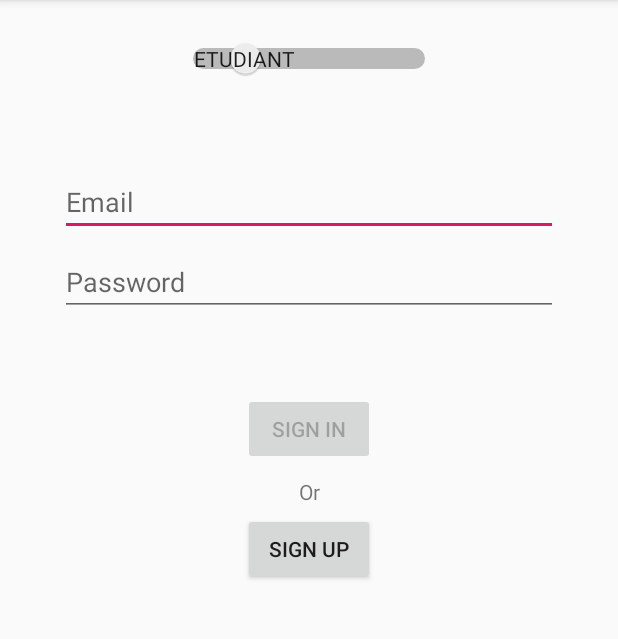
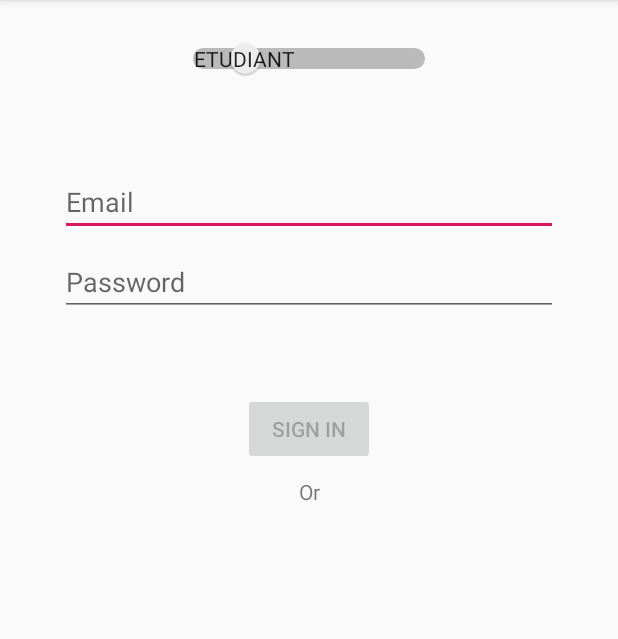
Before and after one commit to c2-bey-2019/GLG204, an Android app: the screen it shows after launch (LoginActivity), on a phone screen of 412 x 824 dp, the part 84-723 px from its top. Run offline under Robolectric (Android 15) with nearby library versions, the phone set to English and light mode, and no system bars.

Commit message:
Update activity_login.xml

```diff
--- a/CNAMEtudiantAPP/app/src/main/res/layout/activity_login.xml
+++ b/CNAMEtudiantAPP/app/src/main/res/layout/activity_login.xml
@@ -111,19 +111,5 @@
         app:layout_constraintStart_toStartOf="parent"
         app:layout_constraintTop_toBottomOf="@+id/login" />
 
-    <Button
-        android:id="@+id/button"
-        android:layout_width="wrap_content"
-        android:layout_height="wrap_content"
-        android:layout_marginStart="8dp"
-        android:layout_marginLeft="8dp"
-        android:layout_marginTop="8dp"
-        android:layout_marginEnd="8dp"
-        android:layout_marginRight="8dp"
-        android:text="Sign up"
-        app:layout_constraintEnd_toEndOf="parent"
-        app:layout_constraintStart_toStartOf="parent"
-        app:layout_constraintTop_toBottomOf="@+id/textView" />
-
 
 </androidx.constraintlayout.widget.ConstraintLayout>
```
